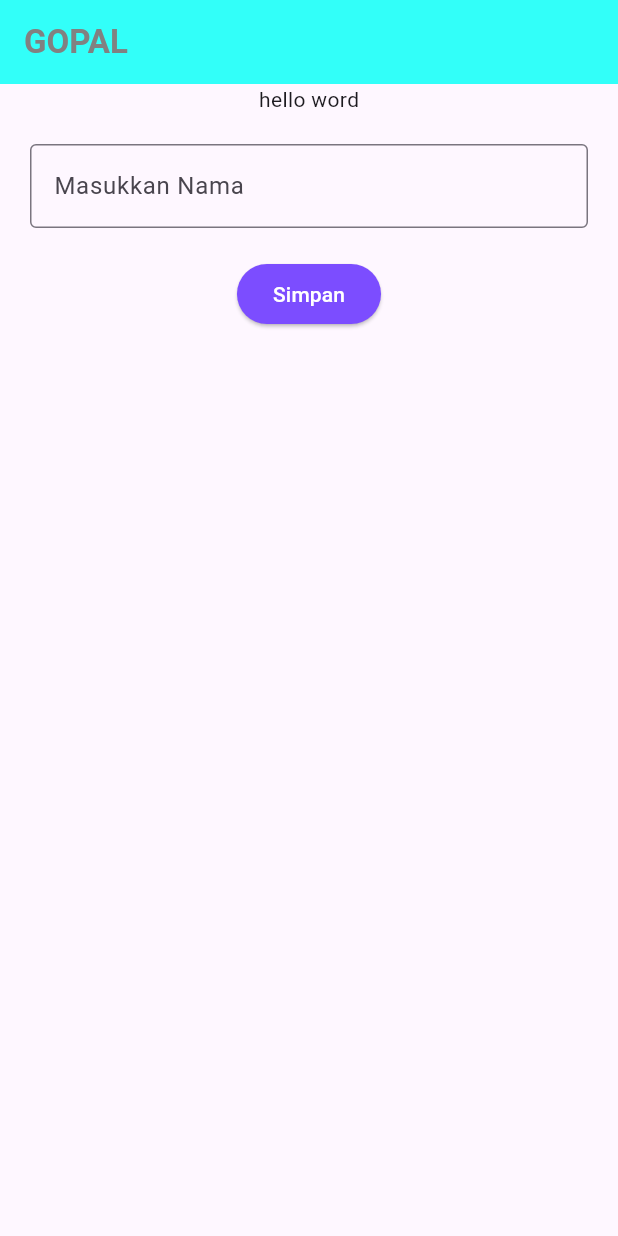
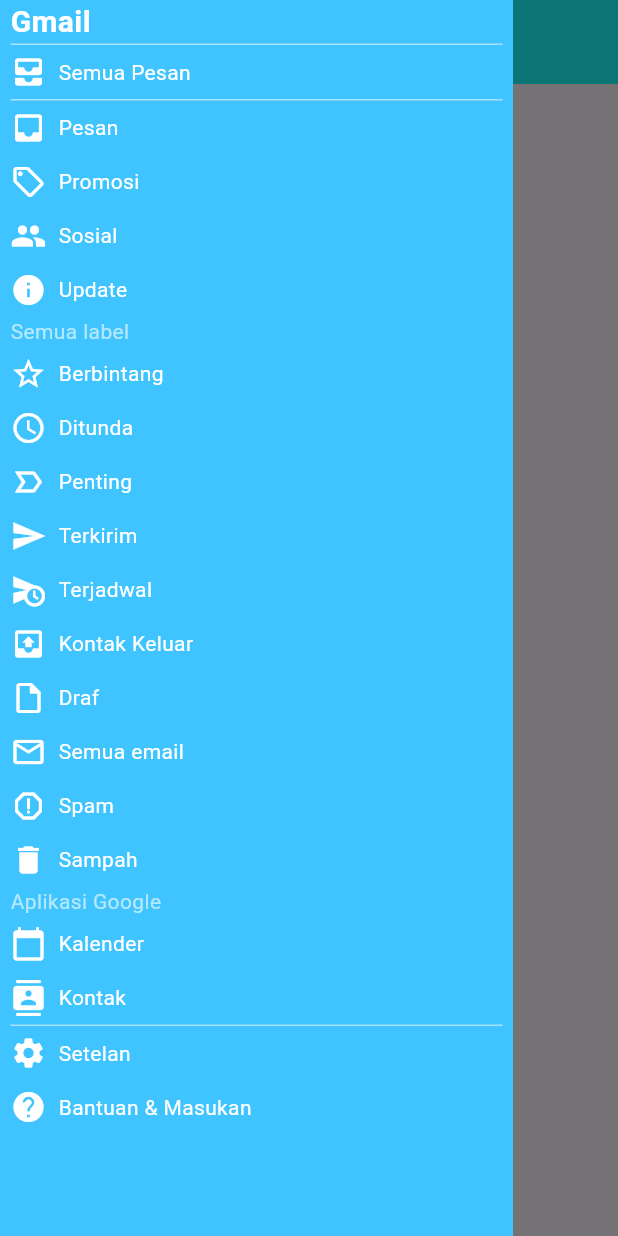
Before and after one commit to Naufal170307/scan_qr, a Flutter app: the screen it shows after launch, with the side drawer open (before the commit the screen has no drawer), on a phone screen of 412 x 824 dp. Run offline on Flutter 3.47's test engine with Material 2 defaults, Android fonts, the phone set to English and light mode, and no system bars; our stand-ins replace fluttertoast; missing offline and left inert: clipboard, simple_barcode_scanner.

Commit message:
upload commit pertama

```diff
--- a/lib/main.dart
+++ b/lib/main.dart
@@ -1,5 +1,6 @@
 import 'package:flutter/material.dart';
 import 'package:scan_qr/page/home_page.dart';
+import 'package:scan_qr/page/scan_qr.dart';
 
 void main() {
   runApp(const MyApp());
--- a/lib/page/home_page.dart
+++ b/lib/page/home_page.dart
@@ -1,4 +1,6 @@
 import 'package:flutter/material.dart';
+import 'package:scan_qr/page/profile_page.dart';
+import 'package:scan_qr/page/scan_qr.dart';
 
 class HomePage extends StatefulWidget {
   const HomePage({super.key});
@@ -16,33 +18,83 @@
           "GOPAL",
           style: TextStyle(color: Color(0xFF818181), fontWeight: FontWeight.bold),
         ),
-        backgroundColor: Color(0xFF32FFF9),
+        backgroundColor: Colors.cyanAccent,
       ),
-      body: Column(
+      body: Container(
+        width: MediaQuery.of(context).size.width,
+        child: Column(
+          crossAxisAlignment: CrossAxisAlignment.center,
           children: [
-          Text("hello word"),
-          Padding(
-            padding: const EdgeInsets.all(20.0),
-            child: TextFormField(
-              decoration: InputDecoration(
-                hintText: "Masukkan Nama",
-                border: OutlineInputBorder(
-                    borderSide: BorderSide(
-                  width: 1,
-                  color: Colors.cyan,
-                )),
+            Text(""),
+            Container(
+              margin: EdgeInsets.symmetric(vertical: 5),
+              child: ElevatedButton(
+                  onPressed: () {
+                    Navigator.push(context, MaterialPageRoute(builder: (BuildContext ctx)=>ProfilePage()));
+                  },
+                  child: Text("Profile Page"), style: ElevatedButton.styleFrom(
+                backgroundColor: Colors.deepPurpleAccent,
+                foregroundColor: Colors.white
               ),
               ),
             ),
             ElevatedButton(
-              onPressed: () {},
-              child: Text("Simpan"), style: ElevatedButton.styleFrom(
+              onPressed: () {
+                Navigator.push(context, MaterialPageRoute(builder: (BuildContext ctx)=>ScanQr()));
+              },
+              child: Text("ScanQR"), style: ElevatedButton.styleFrom(
                 backgroundColor: Colors.deepPurpleAccent,
                 foregroundColor: Colors.white
             ),
             ),
           ],
         ),
+      ),
+      drawer: Container(
+        padding: EdgeInsets.symmetric(horizontal: 7),
+        color: Colors.lightBlueAccent,
+        width: MediaQuery.of(context).size.width - 70,
+        child: ListView(
+          children: [
+            Text("Gmail", style: TextStyle(color: Colors.white, fontWeight: FontWeight.bold, fontSize: 20),  ),
+            Divider(color: Colors.white54,height: 1, ),
+            buildRow(iconData: (Icons.all_inbox),text: "Semua Pesan",),
+            Divider(color: Colors.white54,height: 1,),
+            buildRow(iconData: (Icons.inbox),text: "Pesan"),
+            buildRow(iconData: (Icons.local_offer_outlined),text: "Promosi"),
+            buildRow(iconData: (Icons.group),text: "Sosial"),
+            buildRow(iconData: (Icons.info),text: "Update"),
+            Text("Semua label", style: TextStyle(color: Colors.white60),),
+            buildRow(iconData: (Icons.star_border),text: "Berbintang"),
+            buildRow(iconData: (Icons.schedule),text: "Ditunda"),
+            buildRow(iconData: (Icons.label_important_outline),text: "Penting"),
+            buildRow(iconData: (Icons.send),text: "Terkirim"),
+            buildRow(iconData: (Icons.schedule_send),text: "Terjadwal"),
+            buildRow(iconData: (Icons.outbox),text: "Kontak Keluar"),
+            buildRow(iconData: (Icons.insert_drive_file_outlined),text: "Draf"),
+            buildRow(iconData: (Icons.mail_outline),text: "Semua email"),
+            buildRow(iconData: (Icons.report_gmailerrorred_outlined),text: "Spam"),
+            buildRow(iconData: (Icons.delete),text: "Sampah"),
+            Text("Aplikasi Google", style: TextStyle(color: Colors.white60),),
+            buildRow(iconData: (Icons.calendar_today),text: "Kalender"),
+            buildRow(iconData: (Icons.contacts),text: "Kontak"),
+            Divider(color: Colors.white54,height: 1,),
+            buildRow(iconData: (Icons.settings),text: "Setelan"),
+            buildRow(iconData: (Icons.help),text: "Bantuan & Masukan"),
+          ],
+        ),
+      ),
+    );
+  }
+
+  Row buildRow({required IconData iconData, text}) {
+    return Row(
+            children: [
+              Icon(iconData, color: Colors.white,),
+              Padding(
+                  padding: const EdgeInsets.only(bottom: 8.0, top: 8.0, left: 8.0),
+              child: Text(text, style: TextStyle(color: Colors.white),),)
+            ],
           );
   }
 }
--- a/pubspec.yaml
+++ b/pubspec.yaml
@@ -35,6 +35,10 @@
   # The following adds the Cupertino Icons font to your application.
   # Use with the CupertinoIcons class for iOS style icons.
   cupertino_icons: ^1.0.2
+  fluttertoast: ^8.2.2
+  simple_barcode_scanner: ^0.0.8
+  clipboard: ^0.1.3
+#  share_plus: ^7.2.1
 
 dev_dependencies:
   flutter_test:
```
Also changed, not shown: lib/page/profile_page.dart (added, +71 -0 lines), lib/page/scan_qr.dart (added, +80 -0 lines), pubspec.lock, 2 other files. Lines whose indentation alone changed are shown as unchanged.
